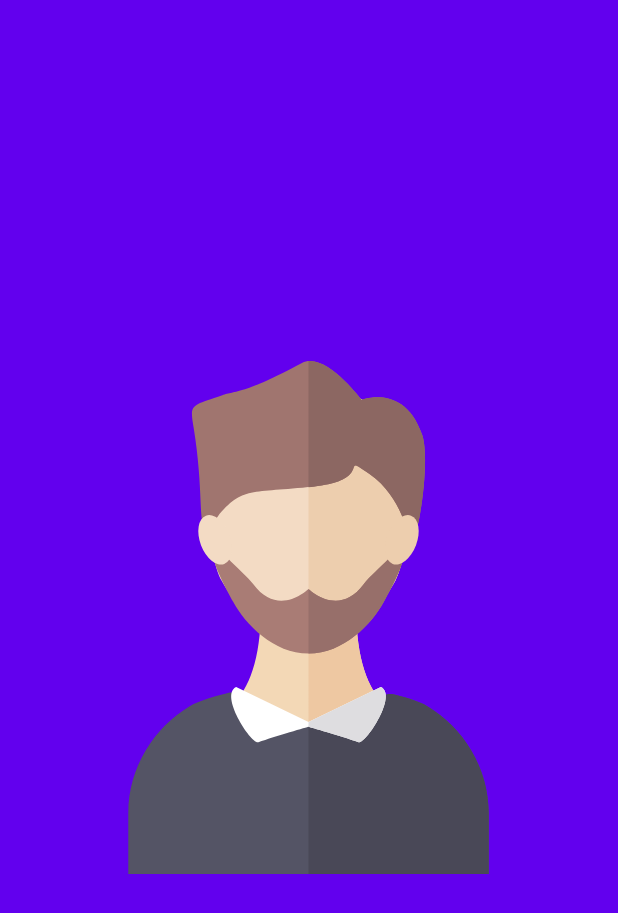
After one commit to omer358/Remind-Me, an Android app: the SplashScreenActivity screen opened directly, with no data from a screen before it, on a phone screen of 412 x 824 dp. The commit adds this screen. Shown: the top 913 px of the screen. Run offline under Robolectric (Android 15) with nearby library versions, the phone set to English and light mode, and no system bars; 1 statement that could not run was skipped.

Commit message:
add a temproray splash screen

```diff
--- a/app/src/main/AndroidManifest.xml
+++ b/app/src/main/AndroidManifest.xml
@@ -9,13 +9,15 @@
         android:roundIcon="@mipmap/ic_launcher_round"
         android:supportsRtl="true"
         android:theme="@style/AppTheme">
-        <activity android:name="com.example.remindme.MainActivity">
+        <activity android:name=".SplashScreenActivity"
+            android:theme="@style/SplashScreenTheme">
             <intent-filter>
                 <action android:name="android.intent.action.MAIN" />
 
                 <category android:name="android.intent.category.LAUNCHER" />
             </intent-filter>
         </activity>
+        <activity android:name=".MainActivity" />
     </application>
 
 </manifest>
--- /dev/null
+++ b/app/src/main/java/com/example/remindme/SplashScreenActivity.kt
@@ -0,0 +1,14 @@
+package com.example.remindme
+
+import android.content.Intent
+import android.os.Bundle
+import androidx.appcompat.app.AppCompatActivity
+
+class SplashScreenActivity : AppCompatActivity() {
+    override fun onCreate(savedInstanceState: Bundle?) {
+        super.onCreate(savedInstanceState)
+
+        startActivity(Intent(this@SplashScreenActivity, MainActivity::class.java))
+        finish()
+    }
+}
--- /dev/null
+++ b/app/src/main/res/drawable/splash_screen_background.xml
@@ -0,0 +1,8 @@
+<?xml version="1.0" encoding="utf-8"?>
+<layer-list xmlns:app="http://schemas.android.com/apk/res-auto"
+    xmlns:android="http://schemas.android.com/apk/res/android">
+
+    <item android:drawable="@color/colorPrimary"/>
+    <item android:gravity="center"
+        android:drawable="@drawable/ic_avatar_1"/>
+</layer-list>
--- a/app/src/main/res/values/styles.xml
+++ b/app/src/main/res/values/styles.xml
@@ -7,4 +7,11 @@
         <item name="colorAccent">@color/colorAccent</item>
     </style>
 
+
+    <style name="SplashScreenTheme" parent = "Theme.AppCompat.NoActionBar">
+    <item
+        name="android:windowBackground">@drawable/splash_screen_background
+    </item>
+</style>
+
 </resources>
```
